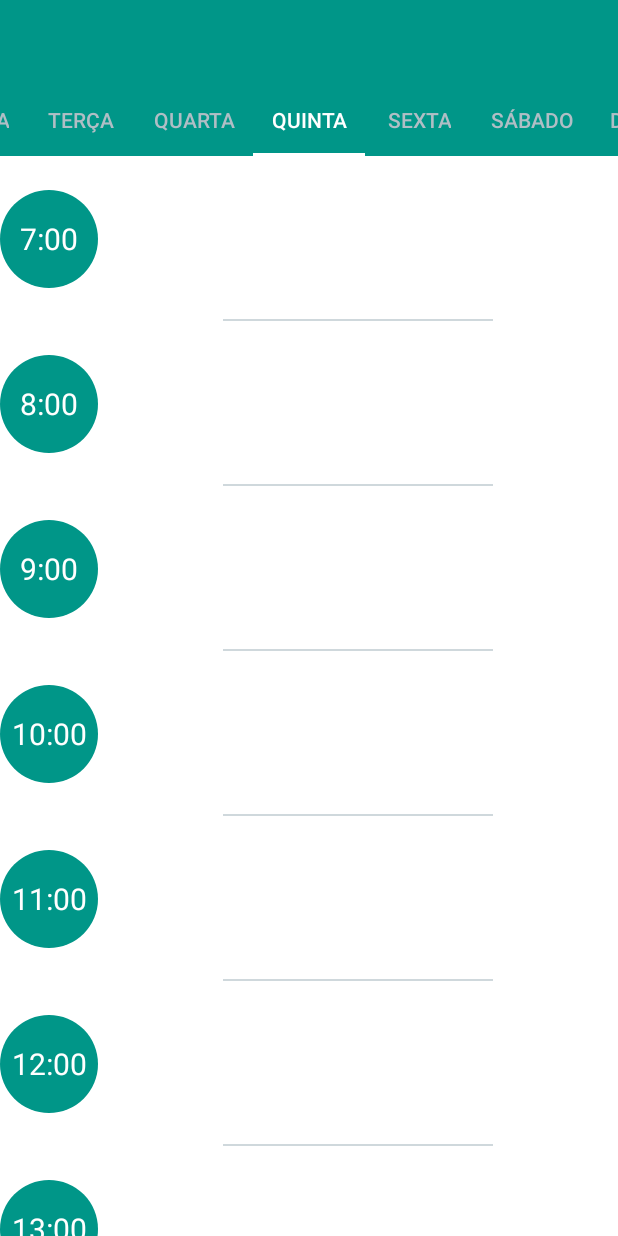
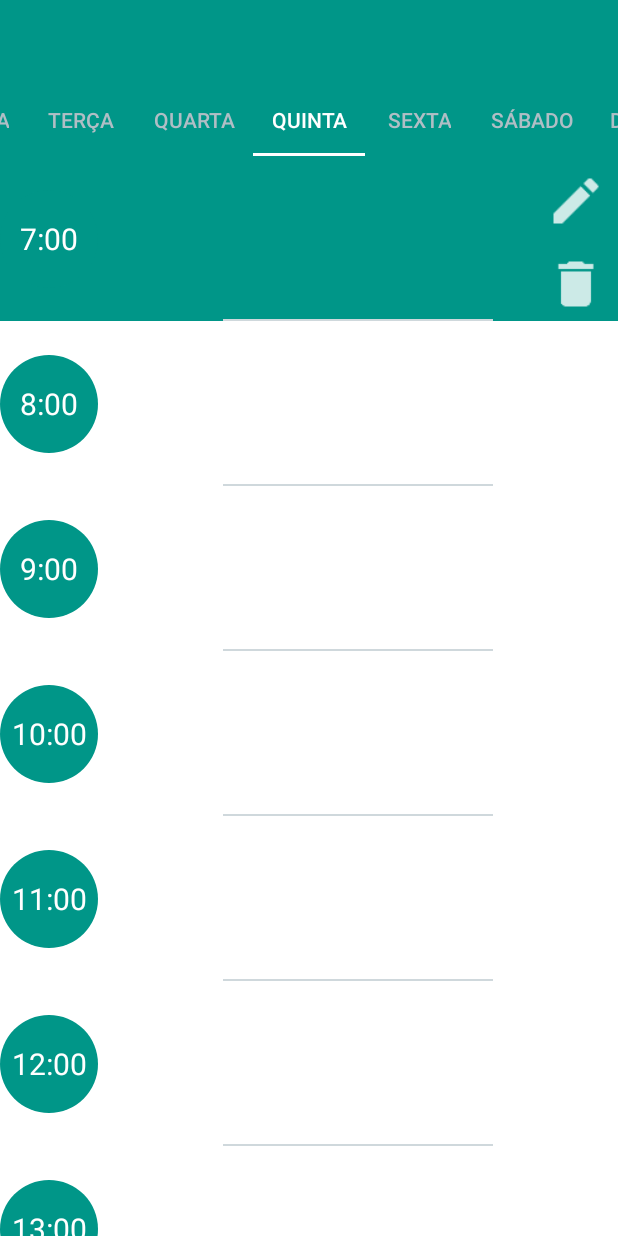
Before and after one commit to GoldenSushi/Weeky, an Android app: the DayFragments screen opened directly, with no data from a screen before it, after a tap on "7:00", on a phone screen of 412 x 824 dp. Run offline under Robolectric (Android 15) with nearby library versions, the phone set to English and light mode, and no system bars; our stand-ins replace ButterKnife; 8 statements that could not run were skipped.

Commit message:
used butterknife library to make code more compact and easier to read. also set the edit function to be triggered on a normal click instead of a long click

```diff
--- a/app/src/main/java/com/week/busy/sad/my/weeky/Utilities/RecyclerVHolder.java
+++ b/app/src/main/java/com/week/busy/sad/my/weeky/Utilities/RecyclerVHolder.java
@@ -3,9 +3,9 @@ package com.week.busy.sad.my.weeky.Utilities;
 
 import android.content.Context;
 import android.content.res.Resources;
+import android.support.annotation.NonNull;
 import android.support.constraint.ConstraintLayout;
 import android.support.v7.widget.RecyclerView;
-import android.util.Log;
 import android.view.View;
 import android.view.inputmethod.InputMethodManager;
 import android.widget.Button;
@@ -16,25 +16,31 @@ import com.week.busy.sad.my.weeky.DataStorage.Data;
 import com.week.busy.sad.my.weeky.DataStorage.DataStore;
 import com.week.busy.sad.my.weeky.R;
 
+import java.util.List;
+
+import butterknife.BindView;
+import butterknife.BindViews;
+import butterknife.ButterKnife;
+import butterknife.OnClick;
+
 public class RecyclerVHolder extends RecyclerView.ViewHolder {
 
+    @BindView(R.id.hour_text) TextView hours;
 
-    private TextView hours;
-    private TextView disciplineText;
-    private TextView roomText;
+    @BindViews({ R.id.discipline_text, R.id.classroom_text })
+    List<TextView> textViews;
 
-    private EditText editTextDiscipline;
-    private EditText editTextRoom;
+    @BindViews({ R.id.insert_text_discipline, R.id.insert_text_classroom })
+    List<EditText> editTexts;
 
-    private ConstraintLayout editFrame;
-    private Button editButton;
-    private ConstraintLayout deleteFrame;
-    private Button deleteButton;
+    @BindViews({ R.id.edit_button, R.id.delete_button })
+    List<Button> buttons;
+
+    @BindViews({ R.id.edit_frame, R.id.delete_frame })
+    List<ConstraintLayout> frames;
 
     private String[] disciplineDataString;
     private String[] roomDataString;
-
-    private boolean isBeingEdited = false;
 
     private final Context context;
     private final String DISCIPLINE_FILE_NAME;
@@ -42,6 +48,8 @@ public class RecyclerVHolder extends RecyclerView.ViewHolder {
     private final Resources res;
 
 
+
+    //<Constructor **********************************************************************************************************************************************************
     public RecyclerVHolder(final View itemView,
                            final Context context,
                            String disciplineFileName,
@@ -50,20 +58,13 @@ public class RecyclerVHolder extends RecyclerView.ViewHolder {
                            String[] roomDataString) {
         super(itemView);
 
-        //text
-        this.hours = (TextView) itemView.findViewById(R.id.hour_text);
-        this.disciplineText = (TextView) itemView.findViewById(R.id.discipline_text);
-        this.roomText = (TextView) itemView.findViewById(R.id.classroom_text);
+        ButterKnife.bind(this, itemView);
 
-        //text input
-        this.editTextDiscipline = (EditText) itemView.findViewById(R.id.insert_text_discipline);
-        this.editTextRoom = (EditText) itemView.findViewById(R.id.insert_text_classroom);
+        //context
+        this.context = context;
 
-        //buttons
-        this.editFrame = (ConstraintLayout) itemView.findViewById(R.id.edit_frame);
-        this.editButton = (Button) itemView.findViewById(R.id.edit_button);
-        this.deleteFrame = (ConstraintLayout) itemView.findViewById(R.id.delete_frame);
-        this.deleteButton = (Button) itemView.findViewById(R.id.delete_button);
+        //resources
+        this.res = context.getResources();
 
         //data strings
         this.disciplineDataString = disciplineDataString;
@@ -73,200 +74,123 @@ public class RecyclerVHolder extends RecyclerView.ViewHolder {
         this.DISCIPLINE_FILE_NAME = disciplineFileName;
         this.ROOM_FILE_NAME = roomFileName;
 
-        //context
-        this.context = context;
-
-        //resources
-        this.res = context.getResources();
-
 
         //<Setting Click Handlers
-        itemView.setOnLongClickListener(new View.OnLongClickListener(){
-            @Override
-            public boolean onLongClick(View v) {
-
-                //sets color highlight when editing begins
-                v.setBackgroundColor(res.getColor(R.color.colorPrimary));
-
-                //sets visibility on and recovers the text so user can edit
-                onClickEditVisible();
-                recoverEditText();
-
-                //checks if the is another item being edited
-                //if there is, closes the edition view
-                if (Data.holderUnderEdit != null && !Data.holderUnderEdit.equals(v.getTag())) {
-                    Data.holderUnderEdit.onClickEditInvisible();
-                    Data.holderUnderEdit.setBackgroundColor();
-                }
-
-                //stores the holder being edited in the data store
-                Data.holderUnderEdit = (RecyclerVHolder) v.getTag();
-
-                return false;
-            }
-        });
-
-        editButton.setOnClickListener(new View.OnClickListener() {
-            @Override
-            public void onClick(View v) {
-
-                onButtonClick();
-                onClickEditInvisible();
-
-                //this hides the keyboard after pressing the button
-                InputMethodManager imm = (InputMethodManager) getContext().getSystemService(Context.INPUT_METHOD_SERVICE);
-                imm.hideSoftInputFromWindow(v.getWindowToken(), 0);
-
-                //changes item's background color if text is entered
-                setBackgroundColor();
-            }
-        });
-
-        deleteButton.setOnClickListener(new View.OnClickListener() {
-            @Override
-            public void onClick(View v) {
-                onClickDelete();
-                onClickEditInvisible();
-
-                //changes item's background color if text is entered
-                setBackgroundColor();
-            }
-        });
-
         //checks if the view being clicked is the one being edited. if it isn't, sets the edit screen invisible
         itemView.setOnClickListener(new View.OnClickListener() {
             @Override
             public void onClick(View v) {
-                if (Data.holderUnderEdit != null && !v.getTag().equals(Data.holderUnderEdit)) {
-                    Data.holderUnderEdit.onClickEditInvisible();
-
-                    Data.holderUnderEdit.setBackgroundColor();
+                if (isAnotherUnderEdit(v)){
+                    unbindUnderEdit(v);
+                } else {
+                    //sets color highlight when editing begins
+                    setEditingColor(v);
+                    //sets visibility on and recovers the text so user can edit
+                    onClickEditVisible();
+                    recoverEditText();
+                    bindUnderEdit(v);
                 }
             }
         });
         //Setting Click Handlers/>
 
     }
+    //Constructor/>******************************************************************************************************************************************************************
 
 
+
+    //<Getters and Setters **********************************************************************************************************************************************************
     //<Getters
     public TextView getHours() {
         return hours;
     }
-
     public TextView getDisciplineText() {
-        return disciplineText;
+        return textViews.get(0);
     }
-
     public TextView getRoomText() {
-        return roomText;
+        return textViews.get(1);
     }
-
     public EditText getEditTextDiscipline() {
-        return editTextDiscipline;
+        return editTexts.get(0);
     }
     public EditText getEditTextRoom() {
-        return editTextRoom;
+        return editTexts.get(1);
     }
-
-    public ConstraintLayout getEditFrame() {
-        return editFrame;
-    }
-
-    public Button getEditButton() {
-        return editButton;
-    }
-
-    public ConstraintLayout getDeleteFrame() {
-        return deleteFrame;
-    }
-
-    public Button getDeleteButton() {
-        return deleteButton;
-    }
-
     public String[] getDisciplineDataString() {
         return disciplineDataString;
     }
-
     public String[] getRoomDataString() {
         return roomDataString;
     }
-
     public Context getContext() {
         return context;
     }
-
     public String getDISCIPLINE_FILE_NAME() {
         return DISCIPLINE_FILE_NAME;
     }
-
     public String getROOM_FILE_NAME() {
         return ROOM_FILE_NAME;
     }
     //Getters/>
+    //Getters and Setters/> **********************************************************************************************************************************************************
 
 
-    //<Setters
-    private void setDisciplineDataString(String[] dataString) {
-        this.disciplineDataString = dataString;
+
+    //<Click Handlers code **********************************************************************************************************************************************************
+    @OnClick({ R.id.edit_button, R.id.delete_button })
+    public void onClickButtons (Button button) {
+
+        switch (button.getId()) {
+            case R.id.edit_button : {
+                onClickEdit();
+                //set visibility off
+                onClickEditInvisible();
+                //this hides the keyboard after pressing the button
+                turnOffKeyboard(itemView);
+                //changes item's background color if text is entered
+                setBackgroundColor();
+            } break;
+            case R.id.delete_button : {
+                onClickDelete();
+                onClickEditInvisible();
+                //changes item's background color if text is entered
+                setBackgroundColor();
+            } break;
+        }
     }
 
-    private void setRoomDataString(String[] roomDataString) {
-        this.roomDataString = roomDataString;
-    }
-
-    public void setEditTextDiscipline(EditText editTextDiscipline) {
-        this.editTextDiscipline = editTextDiscipline;
-    }
-
-    public void setEditTextRoom(EditText editTextRoom) {
-        this.editTextRoom = editTextRoom;
-    }
-
-    //Setters/>
-
-
-    //<Click Handlers code
+    //creates visibility actions to use on visibility functions
+    ButterKnife.Action<View> INVISIBLE = new ButterKnife.Action<View>() {
+        @Override
+        public void apply(@NonNull View view, int index) {
+            view.setVisibility(View.INVISIBLE);
+        }
+    };
+    ButterKnife.Action<View> VISIBLE = new ButterKnife.Action<View>() {
+        @Override
+        public void apply(@NonNull View view, int index) {
+            view.setVisibility(View.VISIBLE);
+        }
+    };
 
     //sets to visible the edit interface
     public void onClickEditVisible() {
-
-        //text
-        getDisciplineText().setVisibility(View.INVISIBLE);
-        getRoomText().setVisibility(View.INVISIBLE);
-        //buttons
-        getEditTextDiscipline().setVisibility(View.VISIBLE);
-        getEditTextRoom().setVisibility(View.VISIBLE);
-        getEditButton().setVisibility(View.VISIBLE);
-        getEditFrame().setVisibility(View.VISIBLE);
-        getDeleteButton().setVisibility(View.VISIBLE);
-        getDeleteFrame().setVisibility(View.VISIBLE);
-
+        ButterKnife.apply(textViews, INVISIBLE);
+        ButterKnife.apply(editTexts, VISIBLE);
+        ButterKnife.apply(frames, VISIBLE);
+        ButterKnife.apply(buttons, VISIBLE);
     }
 
     //sets to invisible the edit interface
     public void onClickEditInvisible() {
-
-        //text
-        getDisciplineText().setVisibility(View.VISIBLE);
-        getRoomText().setVisibility(View.VISIBLE);
-        //buttons
-        getEditTextDiscipline().setVisibility(View.INVISIBLE);
-        getEditTextRoom().setVisibility(View.INVISIBLE);
-        getEditButton().setVisibility(View.INVISIBLE);
-        getEditFrame().setVisibility(View.INVISIBLE);
-        getDeleteButton().setVisibility(View.INVISIBLE);
-        getDeleteFrame().setVisibility(View.INVISIBLE);
-
-        //clears the text from the input view
-        getEditTextDiscipline().getText().clear();
-        getEditTextRoom().getText().clear();
-
+        ButterKnife.apply(textViews, VISIBLE);
+        ButterKnife.apply(editTexts, INVISIBLE);
+        ButterKnife.apply(frames, INVISIBLE);
+        ButterKnife.apply(buttons, INVISIBLE);
     }
 
     //refreshes data strings and calls the text storage function
-    public void onButtonClick() {
+    public void onClickEdit() {
         int viewPosition = getAdapterPosition();
 
         String insertedTextDiscipline = getEditTextDiscipline().getText().toString();
@@ -282,7 +206,6 @@ public class RecyclerVHolder extends RecyclerView.ViewHolder {
             getRoomDataString()[viewPosition] = insertedTextRoom;
             DataStore.store(getContext(), getROOM_FILE_NAME(), getRoomDataString());
         }
-
     }
 
     public void onClickDelete () {
@@ -293,13 +216,41 @@ public class RecyclerVHolder extends RecyclerView.ViewHolder {
         getRoomDataString()[getAdapterPosition()] = " ";
         DataStore.store(getContext(), getDISCIPLINE_FILE_NAME(), getDisciplineDataString());
         DataStore.store(getContext(), getROOM_FILE_NAME(), getRoomDataString());
+    }
+    //Click Handlers code/> **********************************************************************************************************************************************************
 
+
+
+    //<Helpers **********************************************************************************************************************************************************
+    //checks if there is another item being edited
+    public boolean isAnotherUnderEdit(View v) {
+        if (Data.holderUnderEdit != null && !Data.holderUnderEdit.equals(v.getTag())) {
+            return true;
+        }
+        return false;
     }
-    //Click Handlers code/>
+
+    //stores the holder being edited in the data store
+    public void bindUnderEdit (View v) {
+        Data.holderUnderEdit = (RecyclerVHolder) v.getTag();
+    }
+
+    //resets reference if there was another item being added
+    public void unbindUnderEdit(View v) {
+        Data.holderUnderEdit.onClickEditInvisible();
+        Data.holderUnderEdit.setBackgroundColor();
+        Data.holderUnderEdit = null;
+    }
+
+    //turns keyboard off after clicking the edit or delete button
+    public void turnOffKeyboard(View v) {
+        InputMethodManager imm = (InputMethodManager) getContext().getSystemService(Context.INPUT_METHOD_SERVICE);
+        imm.hideSoftInputFromWindow(v.getWindowToken(), 0);
+    }
 
     //checks if item is being edited. returns true if it is, and false if it isn't
     public boolean isEditVisible() {
-        return editFrame.getVisibility() == View.VISIBLE;
+        return frames.get(0).getVisibility() == View.VISIBLE;
     }
 
     //checks if text is null or whitespace
@@ -310,7 +261,6 @@ public class RecyclerVHolder extends RecyclerView.ViewHolder {
         if (text.trim().length() > 0) {
             return false;
         }
-
         return true;
     }
 
@@ -322,7 +272,6 @@ public class RecyclerVHolder extends RecyclerView.ViewHolder {
         if (text.trim().length() > 0) {
             return false;
         }
-
         return true;
     }
 
@@ -335,10 +284,13 @@ public class RecyclerVHolder extends RecyclerView.ViewHolder {
         }
     }
 
+    private void setEditingColor (View v) {
+        v.setBackgroundColor(res.getColor(R.color.colorPrimary));
+    }
+
     //recovers the text from the view and put it in EditText
     //so the user won't need to write it again in case he/she wants to edit
     public void recoverEditText() {
-
         if (!isDisciplineTextEmpty()) {
             getEditTextDiscipline().setText(getDisciplineText().getText().toString());
         }
@@ -346,5 +298,6 @@ public class RecyclerVHolder extends RecyclerView.ViewHolder {
             getEditTextRoom().setText(getRoomText().getText().toString());
         }
     }
+    //Helpers/> **********************************************************************************************************************************************************
 
 }
```
Also changed, not shown: app/src/main/java/com/week/busy/sad/my/weeky/DataStorage/DataStore.java (+1 -6 lines), app/src/main/java/com/week/busy/sad/my/weeky/StartActivity.java (+9 -16 lines), app/src/main/java/com/week/busy/sad/my/weeky/fragments/scripts/DayFragments.java (+17 -9 lines), app/src/main/res/layout/layout_day_fragment1.xml (deleted, +0 -14 lines), app/src/main/res/layout/layout_day_fragment2.xml (deleted, +0 -14 lines), app/src/main/res/layout/layout_day_fragment3.xml (deleted, +0 -14 lines), app/src/main/res/layout/layout_day_fragment4.xml (deleted, +0 -14 lines), app/src/main/res/layout/layout_day_fragment5.xml (deleted, +0 -14 lines), app/src/main/res/layout/layout_day_fragment6.xml (deleted, +0 -14 lines), app/src/main/res/layout/layout_day_fragment7.xml (deleted, +0 -14 lines).
